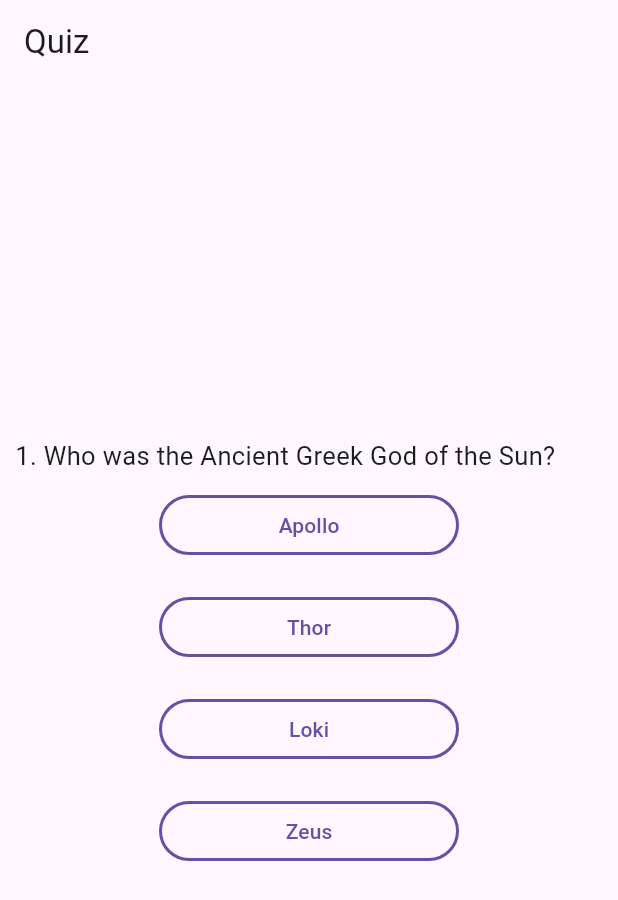
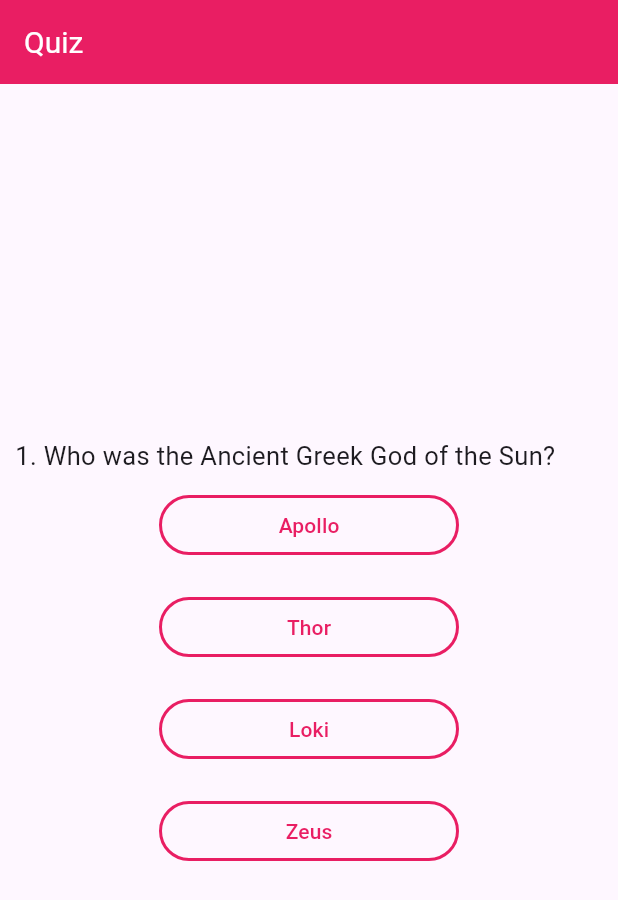
Before and after one commit to batuhanyldrm/exam_application, a Flutter app: the screen it shows after launch, after a tap on "Travel", on a phone screen of 412 x 824 dp. Shown: the top 900 px of the screen. Run offline on Flutter 3.47's test engine with Material 3 defaults, Android fonts, the phone set to English and light mode, and no system bars.

Commit message:
fix flutter upgrade bugs and change app name

```diff
--- a/lib/login.dart
+++ b/lib/login.dart
@@ -1,14 +1,15 @@
 import 'package:flutter/material.dart';
 import 'package:mobile_application_final_project/categories.dart';
-import 'package:mobile_application_final_project/error.dart';
+/* import 'package:mobile_application_final_project/error.dart'; */
 
+// ignore: must_be_immutable
 class MyHomePage extends StatefulWidget {
   final formKey = GlobalKey<FormState>();
   late String email, password;
 
   final String title;
 
-  MyHomePage({Key? key, required this.title}) : super(key: key);
+  MyHomePage({super.key, required this.title});
 
   @override
   MyHomePageState createState() => MyHomePageState();
--- a/lib/main.dart
+++ b/lib/main.dart
@@ -1,25 +1,40 @@
 import 'package:flutter/material.dart';
-import 'package:mobile_application_final_project/questions.dart';
-import 'package:mobile_application_final_project/error.dart';
+/* import 'package:mobile_application_final_project/questions.dart';
+import 'package:mobile_application_final_project/error.dart'; */
 
 import 'login.dart';
 
 void main() {
-  runApp(MyApp());
+  runApp(const MyApp());
 }
 
 class MyApp extends StatelessWidget {
+  const MyApp({super.key});
+
   @override
   Widget build(BuildContext context) {
     return MaterialApp(
       debugShowCheckedModeBanner: false,
-      title: 'Mobile Project',
+      title: 'Quizle',
       theme: ThemeData(
         primarySwatch: Colors.pink,
+        appBarTheme: const AppBarTheme(
+          backgroundColor: Colors.pink,
+          titleTextStyle: TextStyle(color: Colors.white, fontSize: 20),
+        ),
+        outlinedButtonTheme: OutlinedButtonThemeData(
+          style: OutlinedButton.styleFrom(
+            foregroundColor: Colors.pink,
+            side: const BorderSide(color: Colors.pink),
+          ),
+        ),
+        elevatedButtonTheme: ElevatedButtonThemeData(
+          style: ElevatedButton.styleFrom(
+            backgroundColor: Colors.pink,
+          ),
+        ),
       ),
-      home: MyHomePage(
-        title: 'Mobile Project',
-      ),
+      home: MyHomePage(title: 'Quizle'),
     );
   }
 }
--- a/lib/questions.dart
+++ b/lib/questions.dart
@@ -4,7 +4,8 @@ class QuizPage extends StatefulWidget {
   final int categoryId;
   final VoidCallback resetQuiz;
 
-  QuizPage({required this.categoryId, required this.resetQuiz});
+  const QuizPage(
+      {super.key, required this.categoryId, required this.resetQuiz});
 
   @override
   QuizPageState createState() => QuizPageState();
@@ -839,7 +840,8 @@ class QuizQuestionPage extends StatelessWidget {
   final Map<String, Object> question;
   final Function(int) answerQuestion;
 
-  QuizQuestionPage({
+  const QuizQuestionPage({
+    super.key,
     required this.question,
     required this.answerQuestion,
   });
@@ -848,10 +850,9 @@ class QuizQuestionPage extends StatelessWidget {
   Widget build(BuildContext context) {
     return Scaffold(
       appBar: AppBar(
-        title: Text('Quiz'),
+        title: const Text('Quiz'),
       ),
       body: Center(
-        // Wrap SingleChildScrollView with Center
         child: SingleChildScrollView(
           child: Column(
             mainAxisAlignment: MainAxisAlignment.center,
@@ -873,7 +874,7 @@ class QuizQuestionPage extends StatelessWidget {
                   answer['text'] as String,
                   () => answerQuestion(answer['score'] as int),
                 );
-              }).toList(),
+              }),
             ],
           ),
         ),
@@ -885,7 +886,7 @@ class QuizQuestionPage extends StatelessWidget {
 class Question extends StatelessWidget {
   final String questionText;
 
-  Question(this.questionText);
+  const Question(this.questionText, {super.key});
 
   @override
   Widget build(BuildContext context) {
@@ -904,7 +905,7 @@ class Answer extends StatelessWidget {
   final String answerText;
   final Function onPress;
 
-  Answer(this.answerText, this.onPress);
+  const Answer(this.answerText, this.onPress, {super.key});
 
   @override
   Widget build(BuildContext context) {
@@ -915,9 +916,9 @@ class Answer extends StatelessWidget {
         child: OutlinedButton(
           style: OutlinedButton.styleFrom(
             shape: const StadiumBorder(),
-            side: BorderSide(
+            side: const BorderSide(
               width: 2,
-              color: Theme.of(context).colorScheme.primary,
+              color: Colors.pink,
             ),
           ),
           child: Text(answerText),
@@ -935,7 +936,8 @@ class ResultPage extends StatelessWidget {
   final int score;
   final VoidCallback resetQuiz;
 
-  ResultPage({
+  const ResultPage({
+    super.key,
     required this.questions,
     required this.score,
     required this.resetQuiz,
@@ -970,6 +972,9 @@ class ResultPage extends StatelessWidget {
             const SizedBox(height: 20),
             ElevatedButton(
               onPressed: resetQuiz,
+              style: ElevatedButton.styleFrom(
+                foregroundColor: Colors.white,
+              ),
               child: const Text('Reset quiz'),
             ),
           ],
--- a/pubspec.yaml
+++ b/pubspec.yaml
@@ -46,7 +46,7 @@ dev_dependencies:
   # activated in the `analysis_options.yaml` file located at the root of your
   # package. See that file for information about deactivating specific lint
   # rules and activating additional ones.
-  flutter_lints: ^2.0.0
+  flutter_lints: ^4.0.0
 
 # For information on the generic Dart part of this file, see the
 # following page: https://dart.dev/tools/pub/pubspec
```
Also changed, not shown: pubspec.lock, 2 other files.
